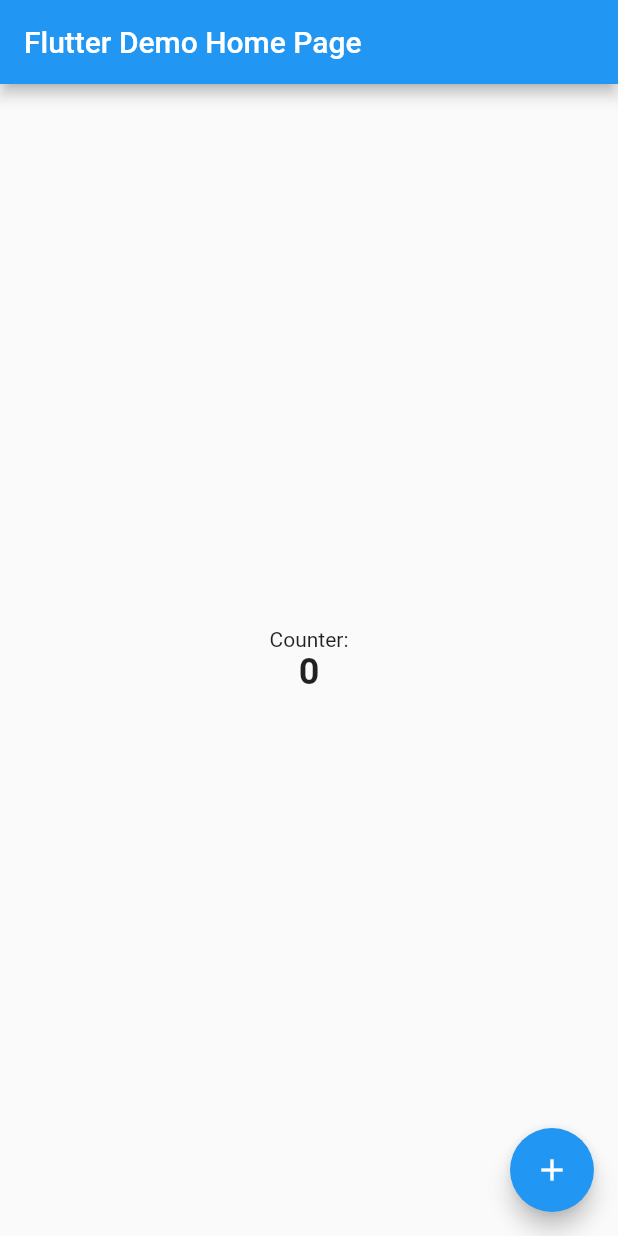
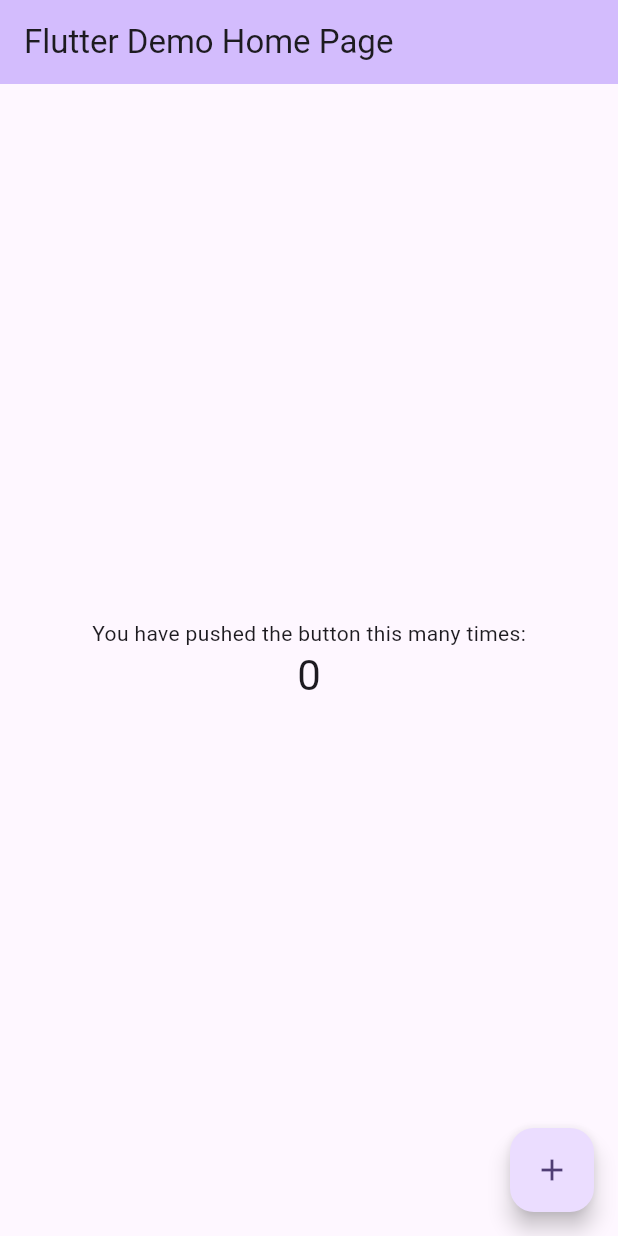
Before and after one commit to GwonHayeon/mobileAppDevelopment, a Flutter app: the screen it shows after launch, on a phone screen of 412 x 824 dp. Run offline on Flutter 3.47's test engine with Material 2 defaults, Android fonts, the phone set to English and light mode, and no system bars; our stand-ins replace firebase_core; accounts and stored records are empty; generated files the repository leaves out were written again.

Commit message:
1123 video - firebase

```diff
--- a/lib/main.dart
+++ b/lib/main.dart
@@ -11,21 +11,53 @@ void main() async{
 }
 
 class MyApp extends StatelessWidget {
+  const MyApp({super.key});
+
+  // This widget is the root of your application.
   @override
   Widget build(BuildContext context) {
     return MaterialApp(
       title: 'Flutter Demo',
       theme: ThemeData(
-        primarySwatch: Colors.blue,
+        // This is the theme of your application.
+        //
+        // TRY THIS: Try running your application with "flutter run". You'll see
+        // the application has a blue toolbar. Then, without quitting the app,
+        // try changing the seedColor in the colorScheme below to Colors.green
+        // and then invoke "hot reload" (save your changes or press the "hot
+        // reload" button in a Flutter-supported IDE, or press "r" if you used
+        // the command line to start the app).
+        //
+        // Notice that the counter didn't reset back to zero; the application
+        // state is not lost during the reload. To reset the state, use hot
+        // restart instead.
+        //
+        // This works for code too, not just values: Most code changes can be
+        // tested with just a hot reload.
+        colorScheme: ColorScheme.fromSeed(seedColor: Colors.deepPurple),
+        useMaterial3: true,
       ),
-      home: MyHomePage(),
+      home: const MyHomePage(title: 'Flutter Demo Home Page'),
     );
   }
 }
 
 class MyHomePage extends StatefulWidget {
+  const MyHomePage({super.key, required this.title});
+
+  // This widget is the home page of your application. It is stateful, meaning
+  // that it has a State object (defined below) that contains fields that affect
+  // how it looks.
+
+  // This class is the configuration for the state. It holds the values (in this
+  // case the title) provided by the parent (in this case the App widget) and
+  // used by the build method of the State. Fields in a Widget subclass are
+  // always marked "final".
+
+  final String title;
+
   @override
-  _MyHomePageState createState() => _MyHomePageState();
+  State<MyHomePage> createState() => _MyHomePageState();
 }
 
 class _MyHomePageState extends State<MyHomePage> {
@@ -33,29 +65,58 @@ class _MyHomePageState extends State<MyHomePage> {
 
   void _incrementCounter() {
     setState(() {
+      // This call to setState tells the Flutter framework that something has
+      // changed in this State, which causes it to rerun the build method below
+      // so that the display can reflect the updated values. If we changed
+      // _counter without calling setState(), then the build method would not be
+      // called again, and so nothing would appear to happen.
       _counter++;
     });
   }
 
   @override
   Widget build(BuildContext context) {
+    // This method is rerun every time setState is called, for instance as done
+    // by the _incrementCounter method above.
+    //
+    // The Flutter framework has been optimized to make rerunning build methods
+    // fast, so that you can just rebuild anything that needs updating rather
+    // than having to individually change instances of widgets.
     return Scaffold(
       appBar: AppBar(
-        title: Text('Flutter Demo Home Page'),
+        // TRY THIS: Try changing the color here to a specific color (to
+        // Colors.amber, perhaps?) and trigger a hot reload to see the AppBar
+        // change color while the other colors stay the same.
+        backgroundColor: Theme.of(context).colorScheme.inversePrimary,
+        // Here we take the value from the MyHomePage object that was created by
+        // the App.build method, and use it to set our appbar title.
+        title: Text(widget.title),
       ),
       body: Center(
+        // Center is a layout widget. It takes a single child and positions it
+        // in the middle of the parent.
         child: Column(
+          // Column is also a layout widget. It takes a list of children and
+          // arranges them vertically. By default, it sizes itself to fit its
+          // children horizontally, and tries to be as tall as its parent.
+          //
+          // Column has various properties to control how it sizes itself and
+          // how it positions its children. Here we use mainAxisAlignment to
+          // center the children vertically; the main axis here is the vertical
+          // axis because Columns are vertical (the cross axis would be
+          // horizontal).
+          //
+          // TRY THIS: Invoke "debug painting" (choose the "Toggle Debug Paint"
+          // action in the IDE, or press "p" in the console), to see the
+          // wireframe for each widget.
           mainAxisAlignment: MainAxisAlignment.center,
           children: <Widget>[
-            Text(
-              'Counter:',
+            const Text(
+              'You have pushed the button this many times:',
             ),
             Text(
               '$_counter',
-              style: TextStyle(
-                fontSize: 24,
-                fontWeight: FontWeight.bold,
-              ),
+              style: Theme.of(context).textTheme.headlineMedium,
             ),
           ],
         ),
@@ -63,8 +124,8 @@ class _MyHomePageState extends State<MyHomePage> {
       floatingActionButton: FloatingActionButton(
         onPressed: _incrementCounter,
         tooltip: 'Increment',
-        child: Icon(Icons.add),
-      ),
+        child: const Icon(Icons.add),
+      ), // This trailing comma makes auto-formatting nicer for build methods.
     );
   }
 }
```
